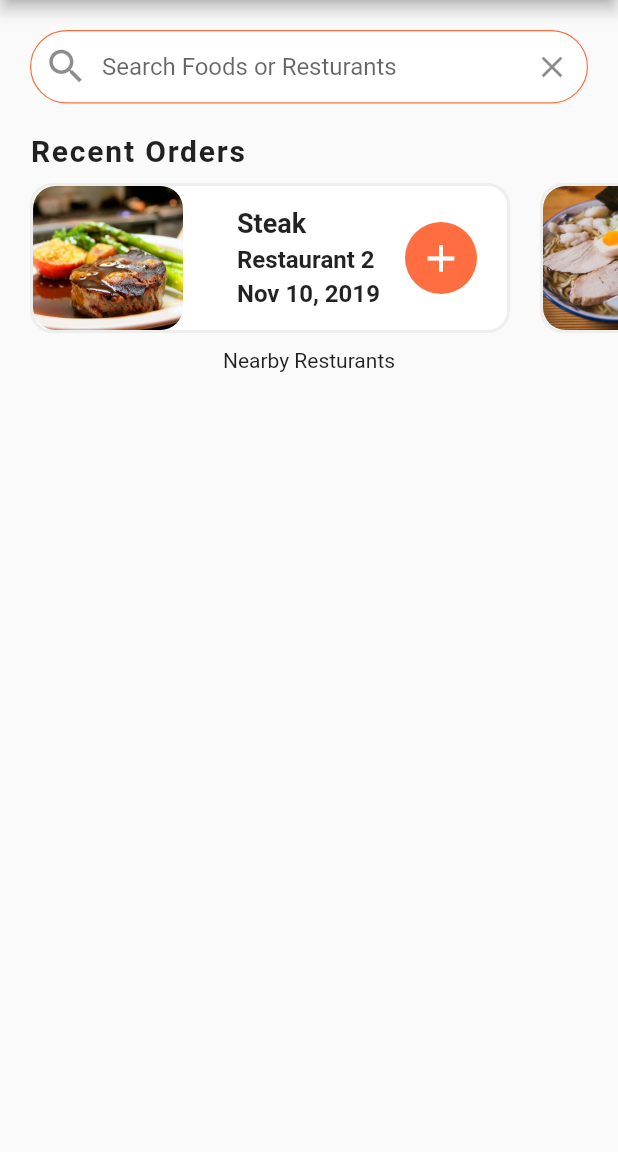
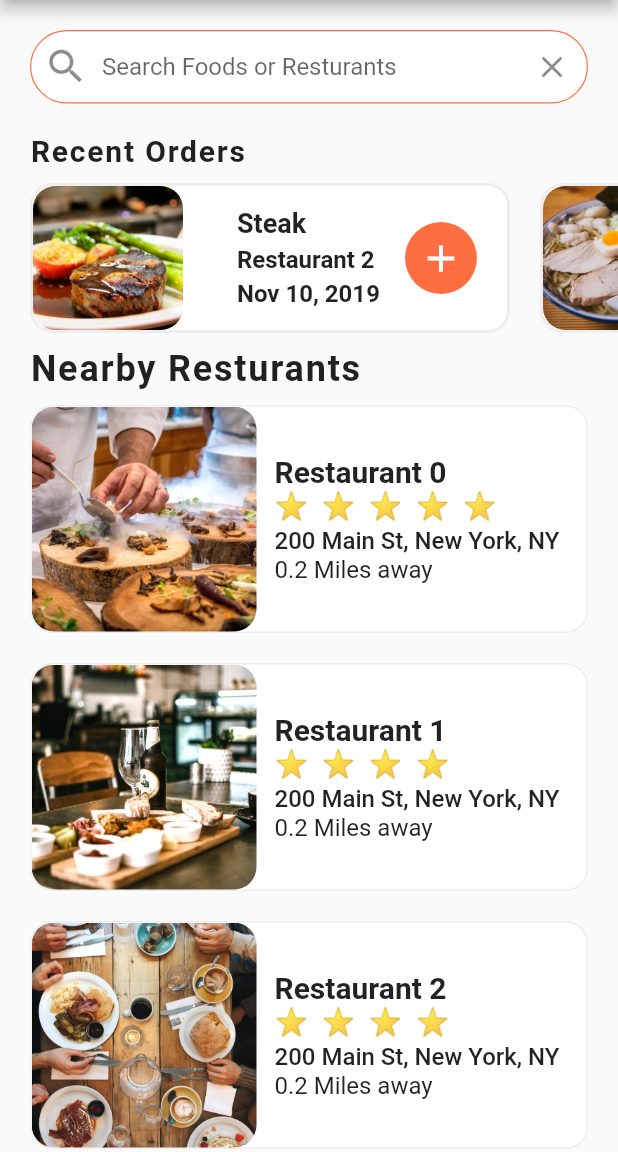
Before and after one commit to NdegwaJulius/food-delivery-UI, a Flutter app: the screen it shows after launch, on a phone screen of 412 x 824 dp, the part 84-1236 px from its top. Run offline on Flutter 3.47's test engine with Material 2 defaults, Android fonts, the phone set to English and light mode, and no system bars.

Commit message:
Complete Nearby Resturants Screen

```diff
--- a/lib/screens/home_screen.dart
+++ b/lib/screens/home_screen.dart
@@ -1,5 +1,7 @@
 import 'package:flutter/material.dart';
 import 'package:food_delivery_app/data/data.dart';
+import 'package:food_delivery_app/models/restaurant.dart';
+import 'package:food_delivery_app/widgets/rating_stars.dart';
 import 'package:food_delivery_app/widgets/recent_orders.dart';
 
 class HomeScreen extends StatefulWidget {
@@ -10,23 +12,91 @@ class HomeScreen extends StatefulWidget {
 }
 
 class _HomeScreenState extends State<HomeScreen> {
+  _buildResturants() {
+    List<Widget> restaurantList = [];
+    restaurants.forEach((Restaurant restaurant) {
+      restaurantList.add(
+        Container(
+          margin: EdgeInsets.symmetric(horizontal: 20.0, vertical: 10.0),
+          decoration: BoxDecoration(
+            color: Colors.white,
+            borderRadius: BorderRadius.circular(15.0),
+            border: Border.all(
+              width: 1.0,
+              color: Colors.grey[200]!,
+            ),
+          ),
+          child: Row(
+            children: <Widget>[
+              ClipRRect(
+                borderRadius: BorderRadius.circular(15.0),
+                child: Image(
+                  height: 150.0,
+                  width: 150.0,
+                  fit: BoxFit.cover,
+                  image: AssetImage(restaurant.imageUrl),
+                ),
+              ),
+              Container(
+                margin: EdgeInsets.all(12.0),
+                child: Column(
+                  mainAxisAlignment: MainAxisAlignment.center,
+                  crossAxisAlignment: CrossAxisAlignment.start,
+                  children: <Widget>[
+                    Text(
+                      restaurant.name,
+                      style: TextStyle(
+                        fontSize: 20.0,
+                        fontWeight: FontWeight.bold,
+                      ),
+                      overflow: TextOverflow.ellipsis,
+                    ),
+                    RatingStars(restaurant.rating),
+                    SizedBox(
+                      height: 4.0,
+                    ),
+                    Text(
+                      restaurant.address,
+                      style: TextStyle(
+                          fontSize: 16.0, fontWeight: FontWeight.w500),
+                      overflow: TextOverflow.ellipsis,
+                    ),
+                    Text(
+                      '0.2 Miles away',
+                      style: TextStyle(
+                          fontSize: 16.0, fontWeight: FontWeight.normal),
+                      overflow: TextOverflow.ellipsis,
+                    ),
+                  ],
+                ),
+              ),
+            ],
+          ),
+        ),
+      );
+    });
+    return Column(
+      children: restaurantList,
+    );
+  }
+
   @override
   Widget build(BuildContext context) {
     return Scaffold(
       appBar: AppBar(
         backgroundColor: Colors.deepOrangeAccent,
         leading: IconButton(
-          icon: Icon(Icons.account_circle),
+          icon: const Icon(Icons.account_circle),
           iconSize: 30.0,
           onPressed: () {},
         ),
-        title: Text('Food Delivery'),
+        title: const Text('Food Delivery'),
         actions: <Widget>[
           TextButton(
             onPressed: () {},
             child: Text(
               'Cart (${currentUser.cart.length})',
-              style: TextStyle(
+              style: const TextStyle(
                 color: Colors.white,
                 fontSize: 20.0,
               ),
@@ -37,15 +107,15 @@ class _HomeScreenState extends State<HomeScreen> {
       body: ListView(
         children: <Widget>[
           Padding(
-            padding: EdgeInsets.all(20.0),
+            padding: const EdgeInsets.all(20.0),
             child: TextField(
               decoration: InputDecoration(
-                contentPadding: EdgeInsets.symmetric(vertical: 15.0),
+                contentPadding: const EdgeInsets.symmetric(vertical: 15.0),
                 fillColor: Colors.white,
                 filled: true,
                 border: OutlineInputBorder(
                   borderRadius: BorderRadius.circular(30.0),
-                  borderSide: BorderSide(width: 0.8),
+                  borderSide: const BorderSide(width: 0.8),
                 ),
                 enabledBorder: OutlineInputBorder(
                   borderRadius: BorderRadius.circular(30.0),
@@ -53,12 +123,12 @@ class _HomeScreenState extends State<HomeScreen> {
                       width: 0.8, color: Theme.of(context).primaryColor),
                 ),
                 hintText: 'Search Foods or Resturants',
-                prefixIcon: Icon(
+                prefixIcon: const Icon(
                   Icons.search,
                   size: 30.0,
                 ),
                 suffixIcon: IconButton(
-                  icon: Icon(Icons.clear),
+                  icon: const Icon(Icons.clear),
                   onPressed: () {},
                 ),
               ),
@@ -66,8 +136,20 @@ class _HomeScreenState extends State<HomeScreen> {
           ),
           RecentOrders(),
           Column(
+            crossAxisAlignment: CrossAxisAlignment.start,
             children: <Widget>[
-              Text('Nearby Resturants'),
+              Padding(
+                padding: EdgeInsets.symmetric(horizontal: 20.0),
+                child: Text(
+                  'Nearby Resturants',
+                  style: TextStyle(
+                    fontSize: 24.0,
+                    fontWeight: FontWeight.w600,
+                    letterSpacing: 1.2,
+                  ),
+                ),
+              ),
+              _buildResturants(),
             ],
           ),
         ],
--- /dev/null
+++ b/lib/widgets/rating_stars.dart
@@ -0,0 +1,20 @@
+import 'package:flutter/material.dart';
+
+class RatingStars extends StatelessWidget {
+  final int rating;
+  RatingStars(this.rating);
+  @override
+  Widget build(BuildContext context) {
+    String stars = '';
+    for (int i = 0; i < rating; i++) {
+      stars += '⭐  ';
+    }
+    stars.trim();
+    return Text(
+      stars,
+      style: TextStyle(
+        fontSize: 18.0,
+      ),
+    );
+  }
+}
--- a/lib/widgets/recent_orders.dart
+++ b/lib/widgets/recent_orders.dart
@@ -5,7 +5,7 @@ import 'package:food_delivery_app/models/order.dart';
 class RecentOrders extends StatelessWidget {
   _biuldRecentOrder(BuildContext context, Order order) {
     return Container(
-      margin: EdgeInsets.all(10),
+      margin: const EdgeInsets.all(10),
       width: 320.0,
       decoration: BoxDecoration(
         color: Colors.white,
@@ -35,36 +35,36 @@ class RecentOrders extends StatelessWidget {
           ),
           Expanded(
             child: Container(
-              margin: EdgeInsets.all(12.0),
+              margin: const EdgeInsets.all(12.0),
               child: Column(
                 mainAxisAlignment: MainAxisAlignment.center,
                 crossAxisAlignment: CrossAxisAlignment.start,
                 children: <Widget>[
                   Text(
                     order.food.name,
-                    style: TextStyle(
+                    style: const TextStyle(
                       fontSize: 18.0,
                       fontWeight: FontWeight.bold,
                     ),
                     overflow: TextOverflow.ellipsis,
                   ),
-                  SizedBox(
+                  const SizedBox(
                     height: 4.0,
                   ),
                   Text(
                     order.restaurant.name,
-                    style: TextStyle(
+                    style: const TextStyle(
                       fontSize: 16.0,
                       fontWeight: FontWeight.w600,
                     ),
                     overflow: TextOverflow.ellipsis,
                   ),
-                  SizedBox(
+                  const SizedBox(
                     height: 4.0,
                   ),
                   Text(
                     order.date,
-                    style: TextStyle(
+                    style: const TextStyle(
                       fontSize: 16.0,
                       fontWeight: FontWeight.w600,
                     ),
@@ -75,14 +75,14 @@ class RecentOrders extends StatelessWidget {
             ),
           ),
           Container(
-            margin: EdgeInsets.only(right: 20.0),
+            margin: const EdgeInsets.only(right: 20.0),
             width: 48.0,
             decoration: BoxDecoration(
               color: Theme.of(context).primaryColor,
               borderRadius: BorderRadius.circular(30.0),
             ),
             child: IconButton(
-              icon: Icon(Icons.add),
+              icon: const Icon(Icons.add),
               iconSize: 30.0,
               color: Colors.white,
               onPressed: () {},
@@ -100,7 +100,7 @@ class RecentOrders extends StatelessWidget {
     return Column(
       crossAxisAlignment: CrossAxisAlignment.start,
       children: <Widget>[
-        Padding(
+        const Padding(
           padding: EdgeInsets.symmetric(horizontal: 20.0),
           child: Text(
             'Recent Orders',
@@ -116,8 +116,8 @@ class RecentOrders extends StatelessWidget {
 
           //color: Colors.deepOrangeAccent,
           child: ListView.builder(
-            padding: EdgeInsets.only(left: 10.0),
-            physics: BouncingScrollPhysics(),
+            padding: const EdgeInsets.only(left: 10.0),
+            physics: const BouncingScrollPhysics(),
             scrollDirection: Axis.horizontal,
             itemCount: currentUser.orders.length,
             itemBuilder: (BuildContext context, int index) {
```
